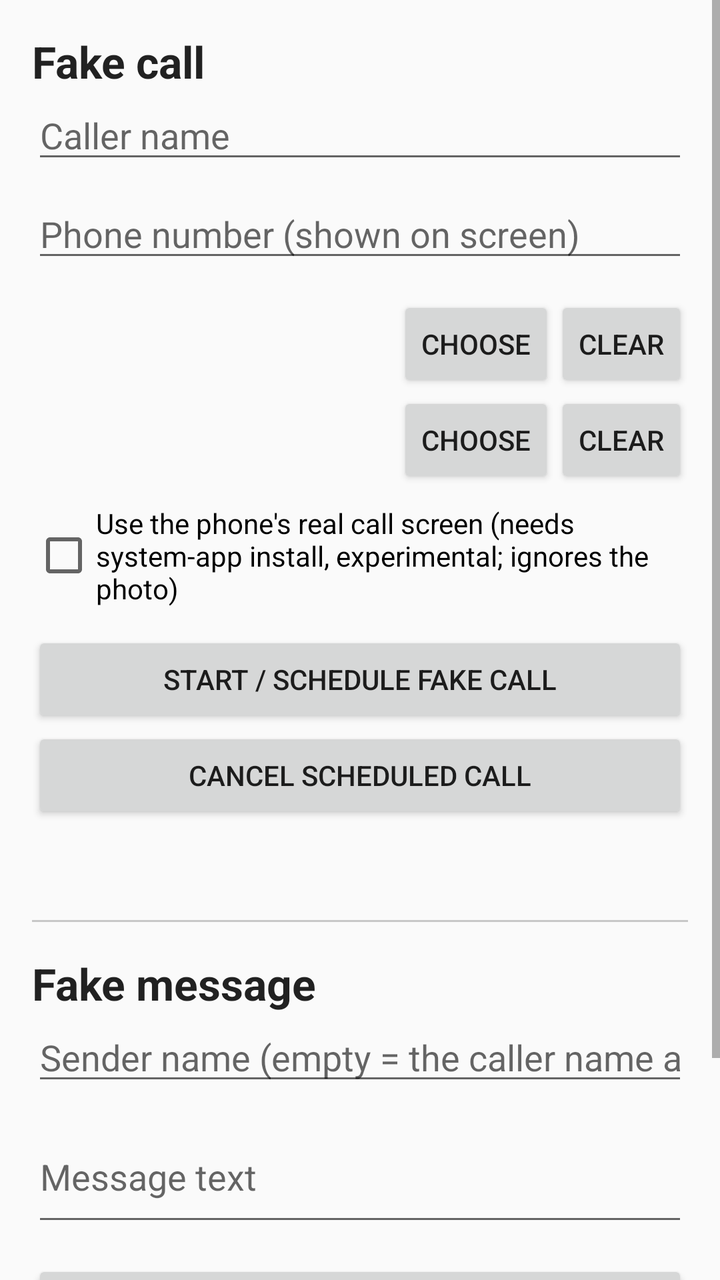
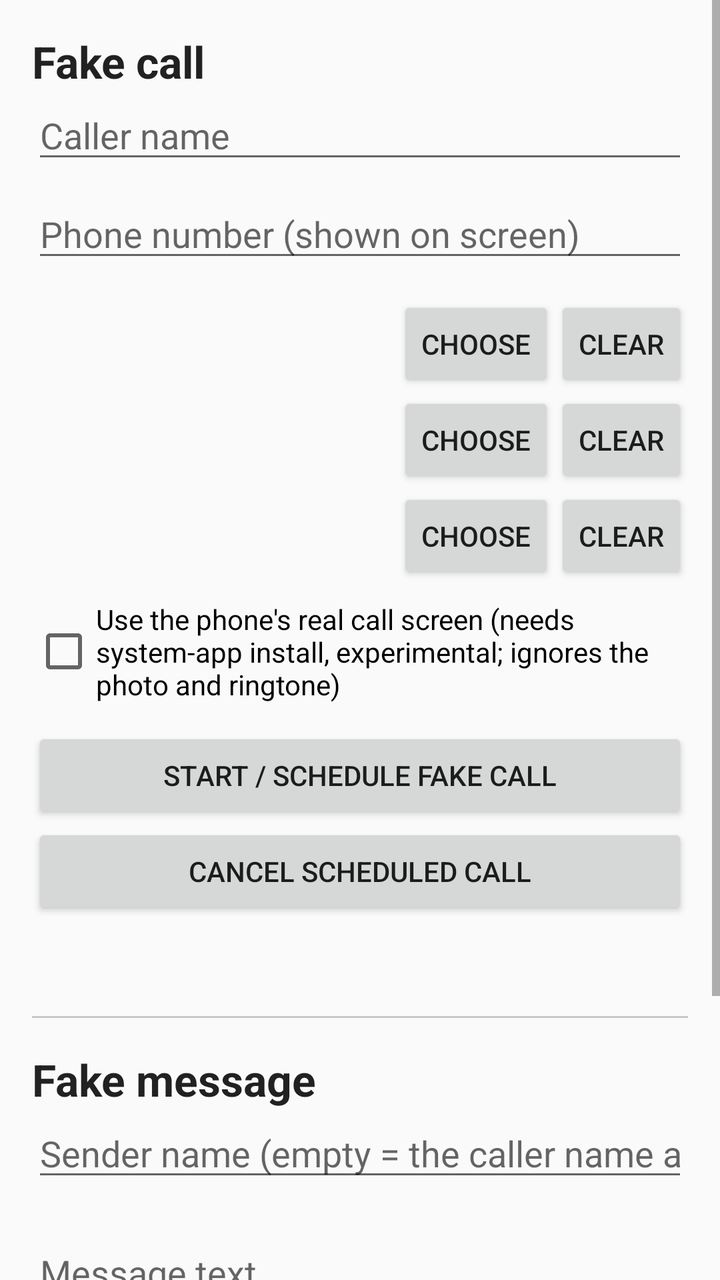

Before-and-after screenshots of an Android layout around one commit, followed by the original layout XML and the change that was made.
<!-- AndroidManifest.xml: application theme android:Theme.Material.Light.DarkActionBar -->
<!-- res/layout/activity_main.xml -->
<?xml version="1.0" encoding="utf-8"?>
<ScrollView xmlns:android="http://schemas.android.com/apk/res/android"
    android:layout_width="match_parent"
    android:layout_height="match_parent"
    android:fillViewport="true">

    <LinearLayout
        android:layout_width="match_parent"
        android:layout_height="wrap_content"
        android:orientation="vertical"
        android:padding="16dp">

        

        <TextView
            android:layout_width="wrap_content"
            android:layout_height="wrap_content"
            android:text="Fake call"
            android:textAppearance="?android:attr/textAppearanceLarge"
            android:textStyle="bold" />

        <EditText
            android:id="@+id/nameEdit"
            android:layout_width="match_parent"
            android:layout_height="wrap_content"
            android:hint="Caller name"
            android:inputType="textPersonName|textCapWords"
            android:singleLine="true" />

        <EditText
            android:id="@+id/numberEdit"
            android:layout_width="match_parent"
            android:layout_height="wrap_content"
            android:layout_marginTop="8dp"
            android:hint="Phone number (shown on screen)"
            android:inputType="phone"
            android:singleLine="true" />

        <LinearLayout
            android:layout_width="match_parent"
            android:layout_height="wrap_content"
            android:layout_marginTop="12dp"
            android:gravity="center_vertical"
            android:orientation="horizontal">

            <TextView
                android:id="@+id/imageLabel"
                android:layout_width="0dp"
                android:layout_height="wrap_content"
                android:layout_weight="1" />

            <Button
                android:id="@+id/imageChooseButton"
                style="?android:attr/buttonStyleSmall"
                android:layout_width="wrap_content"
                android:layout_height="wrap_content"
                android:text="Choose" />

            <Button
                android:id="@+id/imageClearButton"
                style="?android:attr/buttonStyleSmall"
                android:layout_width="wrap_content"
                android:layout_height="wrap_content"
                android:text="Clear" />
        </LinearLayout>

        <LinearLayout
            android:layout_width="match_parent"
            android:layout_height="wrap_content"
            android:gravity="center_vertical"
            android:orientation="horizontal">

            <TextView
                android:id="@+id/audioLabel"
                android:layout_width="0dp"
                android:layout_height="wrap_content"
                android:layout_weight="1" />

            <Button
                android:id="@+id/audioChooseButton"
                style="?android:attr/buttonStyleSmall"
                android:layout_width="wrap_content"
                android:layout_height="wrap_content"
                android:text="Choose" />

            <Button
                android:id="@+id/audioClearButton"
                style="?android:attr/buttonStyleSmall"
                android:layout_width="wrap_content"
                android:layout_height="wrap_content"
                android:text="Clear" />
        </LinearLayout>

        <CheckBox
            android:id="@+id/realModeCheck"
            android:layout_width="wrap_content"
            android:layout_height="wrap_content"
            android:layout_marginTop="8dp"
            android:text="Use the phone's real call screen (needs system-app install, experimental; ignores the photo)" />

        <LinearLayout
            android:id="@+id/callWhenContainer"
            android:layout_width="match_parent"
            android:layout_height="wrap_content"
            android:orientation="vertical" />

        <Button
            android:id="@+id/scheduleButton"
            android:layout_width="match_parent"
            android:layout_height="wrap_content"
            android:layout_marginTop="12dp"
            android:text="Start / schedule fake call" />

        <Button
            android:id="@+id/cancelButton"
            android:layout_width="match_parent"
            android:layout_height="wrap_content"
            android:text="Cancel scheduled call" />

        <TextView
            android:id="@+id/statusText"
            android:layout_width="match_parent"
            android:layout_height="wrap_content"
            android:layout_marginTop="8dp"
            android:textAppearance="?android:attr/textAppearanceMedium" />

        <View
            android:layout_width="match_parent"
            android:layout_height="1dp"
            android:layout_marginBottom="16dp"
            android:layout_marginTop="16dp"
            android:background="#33000000" />

        

        <TextView
            android:layout_width="wrap_content"
            android:layout_height="wrap_content"
            android:text="Fake message"
            android:textAppearance="?android:attr/textAppearanceLarge"
            android:textStyle="bold" />

        <EditText
            android:id="@+id/msgSenderEdit"
            android:layout_width="match_parent"
            android:layout_height="wrap_content"
            android:hint="Sender name (empty = the caller name above)"
            android:inputType="textPersonName|textCapWords"
            android:singleLine="true" />

        <EditText
            android:id="@+id/msgTextEdit"
            android:layout_width="match_parent"
            android:layout_height="wrap_content"
            android:layout_marginTop="8dp"
            android:hint="Message text"
            android:inputType="textCapSentences|textMultiLine"
            android:minLines="2" />

        <LinearLayout
            android:id="@+id/msgWhenContainer"
            android:layout_width="match_parent"
            android:layout_height="wrap_content"
            android:orientation="vertical" />

        <Button
            android:id="@+id/msgScheduleButton"
            android:layout_width="match_parent"
            android:layout_height="wrap_content"
            android:layout_marginTop="12dp"
            android:text="Send / schedule fake message" />

        <Button
            android:id="@+id/msgCancelButton"
            android:layout_width="match_parent"
            android:layout_height="wrap_content"
            android:text="Cancel scheduled message" />

        <TextView
            android:id="@+id/msgStatusText"
            android:layout_width="match_parent"
            android:layout_height="wrap_content"
            android:layout_marginTop="8dp"
            android:textAppearance="?android:attr/textAppearanceMedium" />
    </LinearLayout>
</ScrollView>
<!-- resources referenced by this layout -->
<resources>

</resources>

<!-- the commit's change to res/layout/activity_main.xml (unified diff, before → after) -->
@@ -91,12 +91,39 @@
                 android:text="Clear" />
         </LinearLayout>
 
+        <LinearLayout
+            android:layout_width="match_parent"
+            android:layout_height="wrap_content"
+            android:gravity="center_vertical"
+            android:orientation="horizontal">
+
+            <TextView
+                android:id="@+id/ringLabel"
+                android:layout_width="0dp"
+                android:layout_height="wrap_content"
+                android:layout_weight="1" />
+
+            <Button
+                android:id="@+id/ringChooseButton"
+                style="?android:attr/buttonStyleSmall"
+                android:layout_width="wrap_content"
+                android:layout_height="wrap_content"
+                android:text="Choose" />
+
+            <Button
+                android:id="@+id/ringClearButton"
+                style="?android:attr/buttonStyleSmall"
+                android:layout_width="wrap_content"
+                android:layout_height="wrap_content"
+                android:text="Clear" />
+        </LinearLayout>
+
         <CheckBox
             android:id="@+id/realModeCheck"
             android:layout_width="wrap_content"
             android:layout_height="wrap_content"
             android:layout_marginTop="8dp"
-            android:text="Use the phone's real call screen (needs system-app install, experimental; ignores the photo)" />
+            android:text="Use the phone's real call screen (needs system-app install, experimental; ignores the photo and ringtone)" />
 
         <LinearLayout
             android:id="@+id/callWhenContainer"
